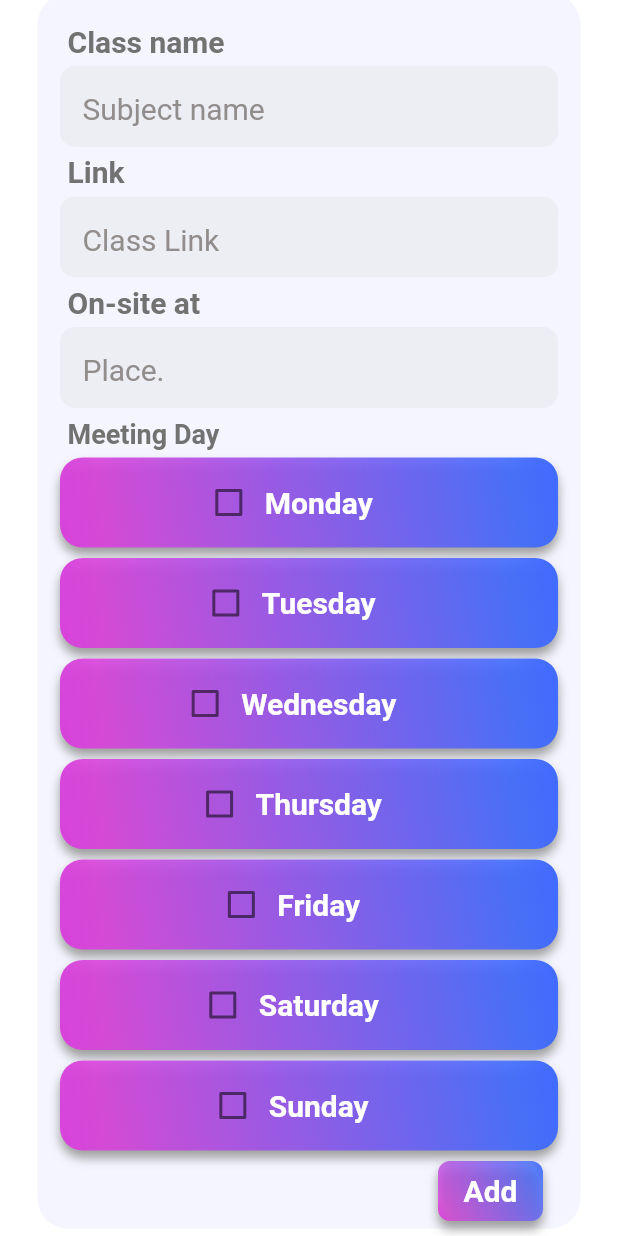
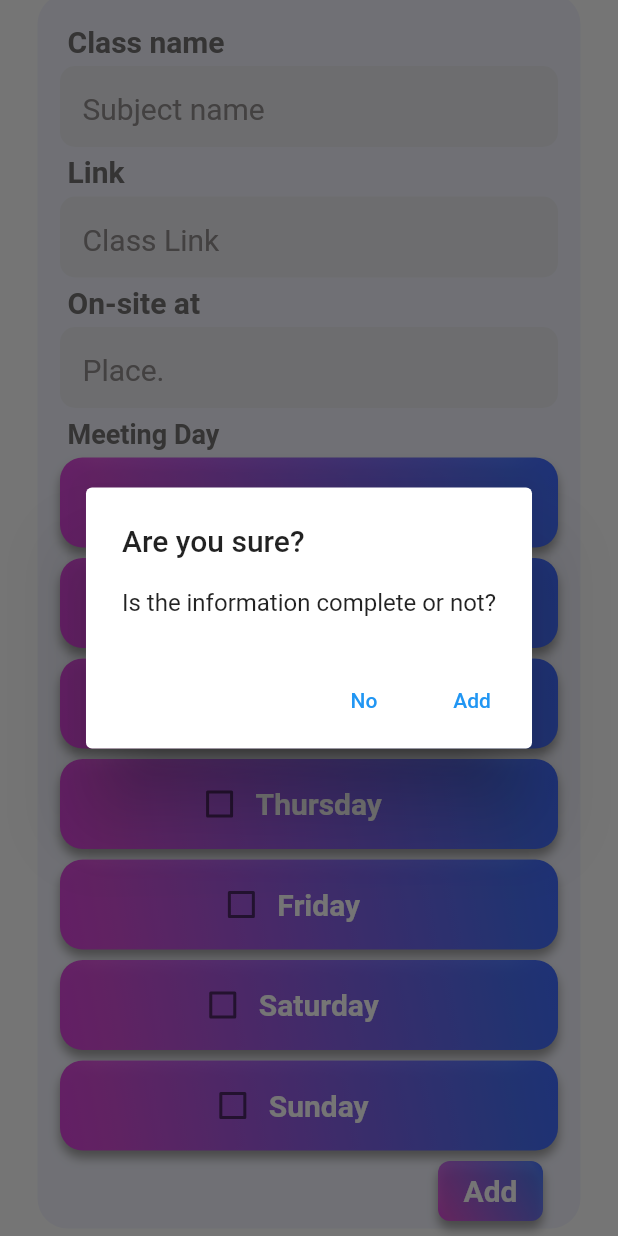
Before and after one commit to Nepumi-Jr/Time-Schedude, a Flutter app: the Addpage screen opened directly, scrolled down 113 dp, after a tap on "Add", on a phone screen of 412 x 824 dp. Run offline on Flutter 3.47's test engine with Material 2 defaults, Android fonts, the phone set to English and light mode, and no system bars; our stand-ins replace awesome_dialog, flutter_linkify, flutter_local_notifications, rxdart, timezone and 1 more; missing offline and left inert: dart:ffi, dart:html, icalendar_parser; statements that could not run were skipped.

Commit message:
:dizzy: Edit addpage

```diff
--- a/lib/front_end/addpage.dart
+++ b/lib/front_end/addpage.dart
@@ -5,11 +5,13 @@ import 'dart:math';
 
 import 'package:flutter/cupertino.dart';
 import 'package:flutter/material.dart';
+import 'package:sendlink_application/back_end/time_sub.dart';
 import 'package:sendlink_application/back_end/time_table.dart';
 import 'package:sendlink_application/back_end/storage.dart';
 import 'package:sendlink_application/back_end/subject.dart';
 import 'package:sendlink_application/front_end/checkbox_state.dart';
 import 'package:sendlink_application/front_end/homepage.dart';
+import 'package:awesome_dialog/awesome_dialog.dart';
 import 'colors.dart' as color;
 
 class Addpage extends StatefulWidget {
@@ -34,22 +36,8 @@ class _AddpageState extends State<Addpage> {
   late TimeOfDay time_end_picker;
 
   List<bool> dayCheck = [false, false, false, false, false, false, false];
-  bool dayCheckSunday = false;
-  bool dayCheckMonday = false;
-  bool dayCheckTuesday = false;
-  bool dayCheckWednesday = false;
-  bool dayCheckThursday = false;
-  bool dayCheckFriday = false;
-  bool dayCheckSaturday = false;
 
   List<bool> allDayCheck = [false, false, false, false, false, false, false];
-  bool allDayCheckSunday = false;
-  bool allDayCheckMonday = false;
-  bool allDayCheckTuesday = false;
-  bool allDayCheckWednesday = false;
-  bool allDayCheckThursday = false;
-  bool allDayCheckFriday = false;
-  bool allDayCheckSaturday = false;
 
   late TimeOfDay picked;
 
@@ -122,6 +110,67 @@ class _AddpageState extends State<Addpage> {
     // Write the variable as a string to the file.
     return Storage.writeSubject(subject);
   } */
+
+  getInformationToClassTimeTable() {
+    Subject ter;
+    List<TimeSub> allTimeLearn = [];
+
+    for (var i = 0; i < dayCheck.length; i++) {
+      if (dayCheck[i]) {
+        allTimeLearn.add(TimeSub(i.toString(), time_start[i].hour,
+            time_start[i].minute, time_end[i].hour, time_end[i].minute));
+      }
+    }
+    ter = Subject(_subject_name.text.toString(), _link.text.toString(),
+        _place_name.text.toString(), allTimeLearn);
+    TimeTable.addSubject(ter);
+    print(TimeTable.listSubject.toList());
+  }
+
+  Future<void> _showMyDialog() async {
+    return showDialog<void>(
+      context: context,
+      barrierDismissible: false, // user must tap button!
+      builder: (BuildContext context) {
+        return AlertDialog(
+          title: const Text('Are you sure?'),
+          content: SingleChildScrollView(
+            child: ListBody(
+              children: const <Widget>[
+                Text('Is the information complete or not?'),
+              ],
+            ),
+          ),
+          actions: <Widget>[
+            TextButton(
+              child: const Text('No'),
+              onPressed: () {
+                Navigator.of(context).pop();
+              },
+            ),
+            TextButton(
+              child: const Text('Add'),
+              onPressed: () {
+                Navigator.of(context).pop();
+                Navigator.of(context).pop();
+                getInformationToClassTimeTable();
+                /* AwesomeDialog(
+                  context: context,
+                  animType: AnimType.LEFTSLIDE,
+                  headerAnimationLoop: false,
+                  dialogType: DialogType.SUCCES,
+                  showCloseIcon: true,
+                  title: 'Succes',
+                  desc:
+                      'Dialog description here..................................................',
+                )..show(); */
+              },
+            ),
+          ],
+        );
+      },
+    );
+  }
 
   Future<Null> selectTimeStart(BuildContext context, int day) async {
     picked =
@@ -219,58 +268,6 @@ class _AddpageState extends State<Addpage> {
         body: SingleChildScrollView(
           padding: const EdgeInsets.only(top: 35),
           child: Column(children: [
-            // Go back Icon.
-            /*  Row(
-              children: [
-                SizedBox(
-                  width: 30,
-                ),
-                Container(
-                  width: 53,
-                  height: 31,
-                  decoration: BoxDecoration(
-                      color: color.AppColor.Gradient2,
-                      borderRadius: BorderRadius.circular(8),
-                      gradient: LinearGradient(
-                          colors: [
-                            color.AppColor.Gradient1,
-                            color.AppColor.Gradient1.withOpacity(0.8),
-                            color.AppColor.Gradient2.withOpacity(0.8),
-                            color.AppColor.Gradient2,
-                            //add more colors for gradient
-                          ],
-                          begin:
-                              Alignment.topRight, //begin of the gradient color
-                          end: Alignment.bottomLeft, //end of the gradient color
-                          stops: const [
-                            0,
-                            0.1,
-                            0.9,
-                            1
-                          ] //stops for individual color
-                          //set the stops number equal to numbers of color
-                          ),
-                      boxShadow: [
-                        BoxShadow(
-                            offset: Offset(0, 5),
-                            blurRadius: 5,
-                            color: Colors.grey.withOpacity(1))
-                      ]),
-                  child: Row(
-                    children: const [
-                      SizedBox(
-                        width: 13.5,
-                      ),
-                      Icon(
-                        IconData(0xf570, fontFamily: 'MaterialIcons'),
-                        size: 25,
-                        color: Colors.white,
-                      ),
-                    ],
-                  ),
-                ),
-              ],
-            ), */
             Container(
               //color: Colors.red,
               child: Row(
@@ -422,6 +419,7 @@ class _AddpageState extends State<Addpage> {
                     child: Container(
                       margin: EdgeInsets.fromLTRB(15, 0, 15, 0),
                       child: TextField(
+                        controller: _link,
                         style: TextStyle(
                             fontSize: 18,
                             height: 1.5,
@@ -498,7 +496,9 @@ class _AddpageState extends State<Addpage> {
                           mainAxisAlignment: MainAxisAlignment.end,
                           children: [
                             InkWell(
-                              onTap: () {},
+                              onTap: () {
+                                _showMyDialog();
+                              },
                               child: Container(
                                 margin: EdgeInsets.fromLTRB(0, 0, 15, 0),
                                 width: 70,
@@ -545,76 +545,11 @@ class _AddpageState extends State<Addpage> {
                           ],
                         ),
                       ),
-                      /* Row(
-                        mainAxisAlignment: MainAxisAlignment.end,
-                        children: [
-                          Container(
-                            margin: EdgeInsets.fromLTRB(10, 5, 10, 5),
-                            width: 70,
-                            height: 40,
-                            decoration: BoxDecoration(
-                                color: Colors.white,
-                                borderRadius: BorderRadius.circular(13),
-                                gradient: LinearGradient(
-                                    colors: [
-                                      color.AppColor.Gradient1,
-                                      color.AppColor.Gradient1.withOpacity(0.8),
-                                      color.AppColor.Gradient2.withOpacity(0.8),
-                                      color.AppColor.Gradient2,
-                                      //add more colors for gradient
-                                    ],
-                                    begin: Alignment
-                                        .topRight, //begin of the gradient color
-                                    end: Alignment
-                                        .bottomLeft, //end of the gradient color
-                                    stops: [
-                                      0,
-                                      0.1,
-                                      0.9,
-                                      1
-                                    ] //stops for individual color
-                                    //set the stops number equal to numbers of color
-                                    ),
-                                boxShadow: [
-                                  BoxShadow(
-                                      offset: Offset(0, 5),
-                                      blurRadius: 5,
-                                      color: Colors.grey.withOpacity(1))
-                                ] //border corner radius
-                                ),
-                            child: Center(
-                              child: Text("Add",
-                                  style: TextStyle(
-                                      fontSize: 20,
-                                      color: Colors.white,
-                                      fontWeight: FontWeight.w700)),
-                            ),
-                          ),
-                        ],
-                      ) */
                     ],
                   )
                 ],
               ),
             ),
-            /* Center(
-              child: Column(
-                children: [
-                  IconButton(
-                    icon: Icon(Icons.alarm),
-                    iconSize: 40,
-                    onPressed: () {
-                      selectTime(context);
-                      print(time);
-                    },
-                  ),
-                  Text(
-                    'time ${zeroHourCheck(time)}:${zeroMinCheck(time).toString()}',
-                    style: TextStyle(fontSize: 25),
-                  )
-                ],
-              ),
-            ) */
           ]),
         ));
   }
@@ -661,7 +596,7 @@ class _AddpageState extends State<Addpage> {
                                         fontWeight: FontWeight.bold)),
                                 InkWell(
                                   onTap: () {
-                                    selectTimeStart(context, 0);
+                                    selectTimeStart(context, day);
                                   }, // Handle your callback
                                   child: Ink(
                                     height: 35,
@@ -711,7 +646,7 @@ class _AddpageState extends State<Addpage> {
                                         fontWeight: FontWeight.bold)),
                                 InkWell(
                                   onTap: () {
-                                    selectTimeEnd(context, 0);
+                                    selectTimeEnd(context, day);
                                   }, // Handle your callback
                                   child: Ink(
                                     height: 35,
--- a/lib/front_end/class_schedule.dart
+++ b/lib/front_end/class_schedule.dart
@@ -83,7 +83,7 @@ class ListClassSchedule extends StatelessWidget {
     }
 
     for (var i = 0; i < numberOfLoop; i++) {
-      print("number of loop is:" + numberOfLoop.toString());
+      //print("number of loop is:" + numberOfLoop.toString());
       data.add(Container(
         child: Column(
           children: [
--- a/lib/front_end/homepage.dart
+++ b/lib/front_end/homepage.dart
@@ -72,22 +72,22 @@ class _HomePageState extends State<HomePage> {
     dayInWeek = DateFormat("EEEEEE").format(DateTime.now()) as String;
     hourCheckInt = int.parse(DateFormat("HH").format(DateTime.now()));
     minuteCheckInt = int.parse(DateFormat("mm").format(DateTime.now()));
-    print(dayInWeek);
+    /* print(dayInWeek);
     print(hourCheckInt);
-    print(minuteCheckInt);
+    print(minuteCheckInt); */
     subject_during =
         TimeTable.getSubjectAtTime(dayInWeek, hourCheckInt, minuteCheckInt);
     subject_upnext = TimeTable.getSubjectsIncomingAtTime(
         dayInWeek, hourCheckInt, minuteCheckInt);
     subject_done = TimeTable.getSubjectsDoneAtTime(
         dayInWeek, hourCheckInt, minuteCheckInt);
-    print(minuteCheckInt);
+    /* print(minuteCheckInt);
     print("subject during");
     print(subject_during);
     print("subject upnext");
     print(subject_upnext);
     print("subject done");
-    print(subject_done);
+    print(subject_done); */
     //print(TimeTable.getSubjectAtTime(dayInWeek, hourCheckInt, minuteCheckInt));
   }
 
```
